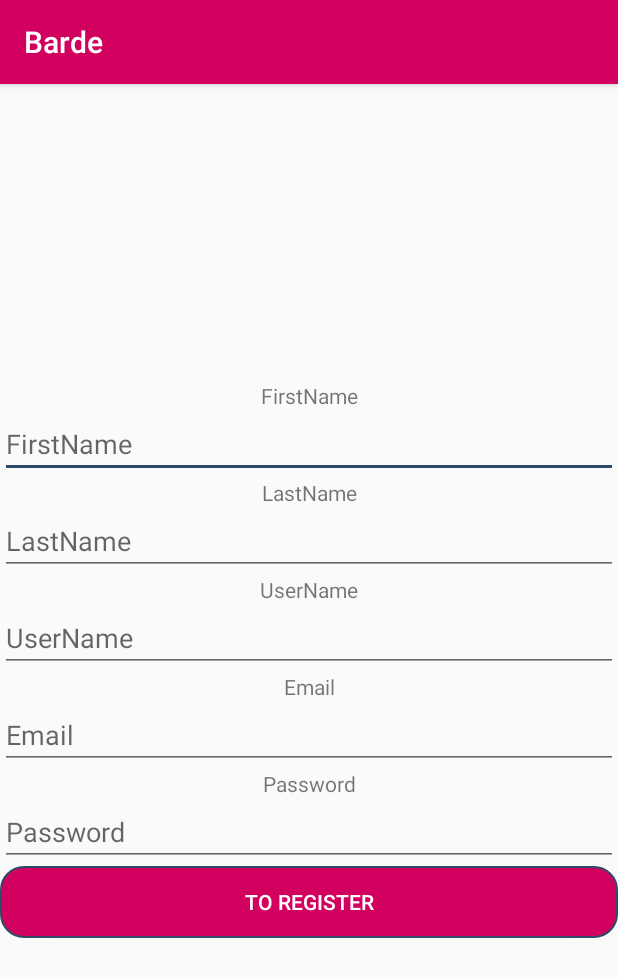
After one commit to AxelLavielle/Barde, an Android app: the RegisterActivity screen opened directly, with no data from a screen before it, on a phone screen of 412 x 824 dp. The commit adds this screen. Shown: the top 977 px of the screen. Run offline under Robolectric (Android 15) with nearby library versions, the phone set to English and light mode, and no system bars; libraries missing offline, so code that uses them is left out: com.github.kittinunf.fuel, com.github.kittinunf.result, org.jetbrains.anko.

Commit message:
register

```diff
--- a/Mobile/Android/Barde/app/src/main/AndroidManifest.xml
+++ b/Mobile/Android/Barde/app/src/main/AndroidManifest.xml
@@ -19,6 +19,7 @@
             </intent-filter>
         </activity>
         <activity android:name=".ui.activities.LoginActivity"></activity>
+        <activity android:name=".ui.activities.RegisterActivity"></activity>
     </application>
 
 </manifest>
--- /dev/null
+++ b/Mobile/Android/Barde/app/src/main/java/com/project/barde/barde/model/Login.kt
@@ -0,0 +1,8 @@
+package com.project.barde.barde.model
+
+/**
+ * Created by michael on 04/11/2017.
+ */
+
+data class Data(val token:String?, val message : String)
+data class Login(val msg: String, val data: Data)
--- a/Mobile/Android/Barde/app/src/main/java/com/project/barde/barde/User.kt
+++ b/Mobile/Android/Barde/app/src/main/java/com/project/barde/barde/model/User.kt
@@ -1,4 +1,4 @@
-package com.project.barde.barde
+package com.project.barde.barde.model
 
 /**
  * Created by michael on 27/10/2017.
--- a/Mobile/Android/Barde/app/src/main/java/com/project/barde/barde/ui/activities/LoginActivity.kt
+++ b/Mobile/Android/Barde/app/src/main/java/com/project/barde/barde/ui/activities/LoginActivity.kt
@@ -3,21 +3,16 @@ package com.project.barde.barde.ui.activities
 import android.content.Intent
 import android.support.v7.app.AppCompatActivity
 import android.os.Bundle
-import android.text.Editable
-import android.util.Log
-import android.view.Window
 import android.widget.Toast
 import com.github.kittinunf.fuel.httpPost
 import com.github.kittinunf.result.Result
 import com.google.gson.Gson
 
 import com.project.barde.barde.R
-import com.project.barde.barde.User
+import com.project.barde.barde.model.User
+import com.project.barde.barde.model.Login
 import kotlinx.android.synthetic.main.activity_login.*
 import org.jetbrains.anko.doAsync
-
-data class Data(val token:String?, val message : String)
-data class Login(val msg: String, val data: Data)
 
 class LoginActivity : AppCompatActivity() {
 
@@ -42,5 +37,9 @@ class LoginActivity : AppCompatActivity() {
                 }
             }
         }
+        register.setOnClickListener{
+            val intent = Intent(this, RegisterActivity::class.java)
+            startActivity(intent)
+        }
     }
 }
--- a/Mobile/Android/Barde/app/src/main/java/com/project/barde/barde/ui/activities/MainActivity.kt
+++ b/Mobile/Android/Barde/app/src/main/java/com/project/barde/barde/ui/activities/MainActivity.kt
@@ -3,21 +3,14 @@ package com.project.barde.barde.ui.activities
 import android.content.Intent
 import android.support.v7.app.AppCompatActivity
 import android.os.Bundle
-import android.util.Log
-import android.widget.Toast
-import com.github.kittinunf.fuel.httpPost
 import com.project.barde.barde.R
-import com.project.barde.barde.User
-import kotlinx.android.synthetic.main.activity_main.*
-import org.jetbrains.anko.doAsync
-import org.jetbrains.anko.startActivityForResult
 
 //import java.net.URL
 
 class MainActivity : AppCompatActivity() {
 
     override fun onCreate(savedInstanceState: Bundle?) {
-        val user: User
+        //val user: User
         super.onCreate(savedInstanceState)
         setContentView(R.layout.activity_main)
         val intent = Intent(this, LoginActivity::class.java)
--- /dev/null
+++ b/Mobile/Android/Barde/app/src/main/java/com/project/barde/barde/ui/activities/RegisterActivity.kt
@@ -0,0 +1,36 @@
+package com.project.barde.barde.ui.activities
+
+import android.os.Bundle
+import android.support.v7.app.AppCompatActivity
+import android.widget.Toast
+import com.github.kittinunf.fuel.httpPost
+import com.github.kittinunf.result.Result
+import com.google.gson.Gson
+import com.project.barde.barde.R
+import com.project.barde.barde.model.Login
+import kotlinx.android.synthetic.main.activity_register.*
+import org.jetbrains.anko.doAsync
+
+/**
+ * Created by michael on 03/11/2017.
+ */
+class RegisterActivity : AppCompatActivity() {
+    override fun onCreate(savedInstanceState: Bundle?) {
+        super.onCreate(savedInstanceState)
+        setContentView(R.layout.activity_register)
+        toRegister.setOnClickListener{
+            doAsync {
+                "http://10.0.2.2:3000/auth/register".httpPost(listOf("email" to register_email.text, "password" to register_password.text, "firstame" to register_firstname.text, "lastName" to register_lastname.text, "userName" to register_username.text)).responseString{ request, response, result ->
+                    val register: Login = Gson().fromJson(String(response.data), Login::class.java)
+                     Toast.makeText(this@RegisterActivity, register.data.message, Toast.LENGTH_SHORT).show()
+                     println(register)
+                     when (result) {
+                         is Result.Success -> {
+                             finish()
+                         }
+                     }
+                }
+            }
+        }
+    }
+}
--- a/Mobile/Android/Barde/app/src/main/res/layout/activity_main.xml
+++ b/Mobile/Android/Barde/app/src/main/res/layout/activity_main.xml
@@ -12,4 +12,8 @@
         android:layout_height="wrap_content"
         android:text="barde"
         android:gravity="center"/>
+    <Button
+        android:layout_width="match_parent"
+        android:layout_height="wrap_content"
+        android:text="@string/str_setting"/>
 </LinearLayout>
--- /dev/null
+++ b/Mobile/Android/Barde/app/src/main/res/layout/activity_register.xml
@@ -0,0 +1,68 @@
+<?xml version="1.0" encoding="utf-8"?>
+<LinearLayout
+    android:layout_width="match_parent"
+    android:layout_height="match_parent"
+    android:orientation="vertical"
+    xmlns:android="http://schemas.android.com/apk/res/android"
+    xmlns:tools="http://schemas.android.com/tools"
+    tools:context="com.project.barde.barde.ui.activities.RegisterActivity"
+    android:gravity="center">
+    <TextView
+        android:layout_width="match_parent"
+        android:layout_height="wrap_content"
+        android:text="@string/str_firstname"
+        android:gravity="center"/>
+    <EditText
+        android:layout_width="match_parent"
+        android:layout_height="wrap_content"
+        android:hint="@string/str_firstname"
+        android:id="@+id/register_firstname"/>
+    <TextView
+        android:layout_width="match_parent"
+        android:layout_height="wrap_content"
+        android:text="@string/str_lastname"
+        android:gravity="center"/>
+    <EditText
+        android:layout_width="match_parent"
+        android:layout_height="wrap_content"
+        android:hint="@string/str_lastname"
+        android:id="@+id/register_lastname"/>
+    <TextView
+        android:layout_width="match_parent"
+        android:layout_height="wrap_content"
+        android:text="@string/str_username"
+        android:gravity="center"/>
+    <EditText
+        android:layout_width="match_parent"
+        android:layout_height="wrap_content"
+        android:hint="@string/str_username"
+        android:id="@+id/register_username"/>
+    <TextView
+        android:layout_width="match_parent"
+        android:layout_height="wrap_content"
+        android:text="@string/str_email"
+        android:gravity="center"/>
+    <EditText
+        android:layout_width="match_parent"
+        android:layout_height="wrap_content"
+        android:hint="@string/str_email"
+        android:id="@+id/register_email"/>
+    <TextView
+        android:layout_width="match_parent"
+        android:layout_height="wrap_content"
+        android:text="@string/str_password"
+        android:gravity="center"/>
+    <EditText
+        android:layout_width="match_parent"
+        android:layout_height="wrap_content"
+        android:hint="@string/str_password"
+        android:id="@+id/register_password"/>
+    <Button
+        android:layout_width="match_parent"
+        android:layout_height="wrap_content"
+        android:text="@string/str_to_register"
+        android:textColor="#FFFFFF"
+        android:background="@drawable/button_rounded_corners"
+        android:id="@+id/toRegister"
+        android:padding="10dp"/>
+</LinearLayout>
--- a/Mobile/Android/Barde/app/src/main/res/values/strings.xml
+++ b/Mobile/Android/Barde/app/src/main/res/values/strings.xml
@@ -1,7 +1,12 @@
 <resources>
     <string name="app_name">Barde</string>
+    <string name="str_to_register">to Register</string>
     <string name="str_register">Register</string>
     <string name="str_login">Log in</string>
     <string name="str_email">Email</string>
     <string name="str_password">Password</string>
+    <string name="str_firstname">FirstName</string>
+    <string name="str_lastname">LastName</string>
+    <string name="str_username">UserName</string>
+    <string name="str_setting">Setting</string>
 </resources>
```
Also changed, not shown: 1 other file.
